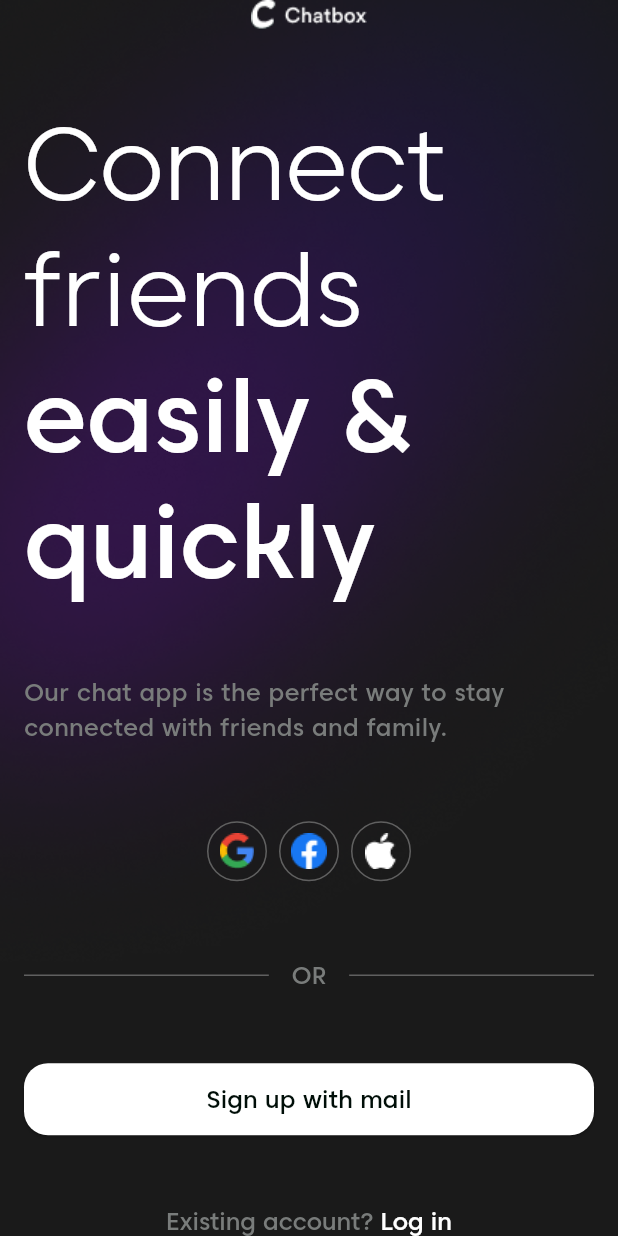
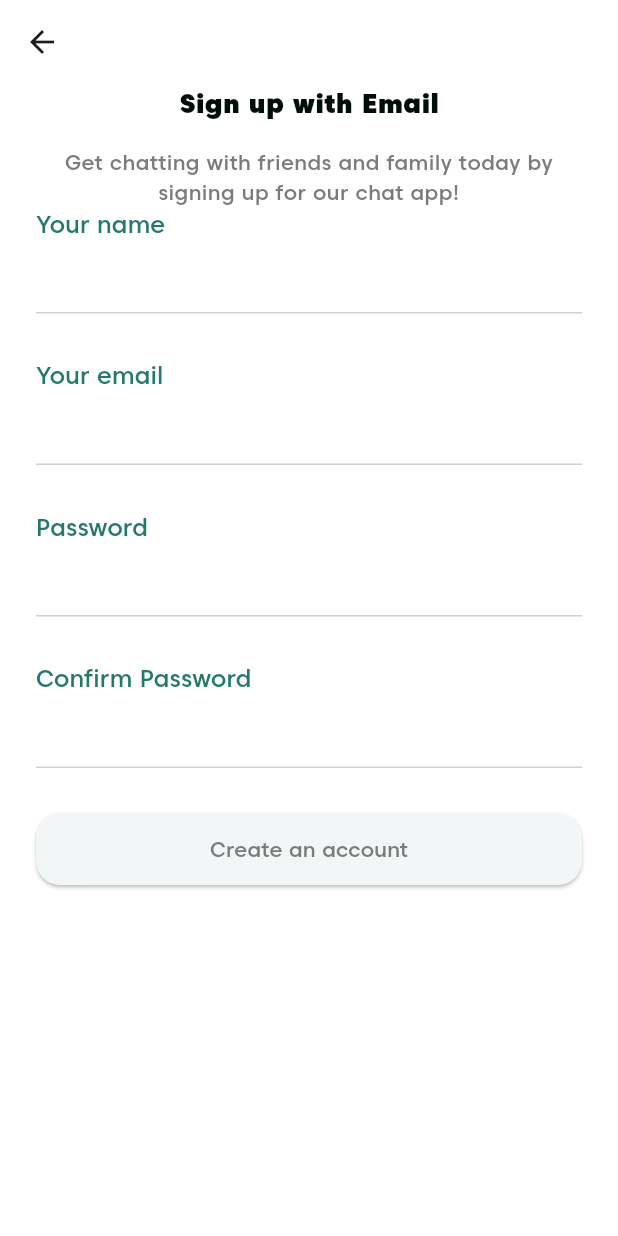
Before and after one commit to htpit1106/Chat-Box-App, a Flutter app: the screen it shows after launch, after a tap on "Sign up with mail", on a phone screen of 412 x 824 dp. Run offline on Flutter 3.47's test engine with Material 3 defaults, Android fonts, the phone set to English and light mode, and no system bars; our stand-ins replace equatable, firebase_core, flutter_bloc, flutter_secure_storage, flutter_svg, go_router and 2 more; missing offline and left inert: dart:ffi; accounts and stored records are empty.

```diff
--- a/lib/core/constants/ui_constants.dart
+++ b/lib/core/constants/ui_constants.dart
@@ -15,7 +15,8 @@ class UiConstants {
   EdgeInsets.symmetric(horizontal: paddingSmall);
   static const EdgeInsets horizontalPaddingMedium =
   EdgeInsets.symmetric(horizontal: paddingMedium);
-
+  static const EdgeInsets horizontalPaddingLarge =
+  EdgeInsets.symmetric(horizontal: paddingLarge);
   static const EdgeInsets allPaddingMedium = EdgeInsets.all(paddingMedium);
   static const EdgeInsets allPaddingSmall = EdgeInsets.all(paddingSmall);
 
--- a/lib/core/theme/app_colors.dart
+++ b/lib/core/theme/app_colors.dart
@@ -40,6 +40,6 @@ class AppColors {
 
   /// button
   static const Color buttonGreen = Color(0xFF20A090);
-  static const Color buttonGray = tertiary;
+  static const Color buttonLightGray = Color(0xFFF3F6F6);
 
 }
--- a/lib/core/theme/app_theme.dart
+++ b/lib/core/theme/app_theme.dart
@@ -14,7 +14,7 @@ class AppThemes {
       fontFamily: _font,
       scaffoldBackgroundColor: AppColors.backgroundLight,
       textTheme: TextTheme(
-          labelLarge: AppTextStyle.primary.s16.bold
+          labelLarge: AppTextStyle.primary.s16.w500
       ),
       inputDecorationTheme: InputDecorationTheme(
         enabledBorder: UnderlineInputBorder(
@@ -24,6 +24,10 @@ class AppThemes {
           borderSide: BorderSide(color: AppColors.primary, width: 1),
         ),
       ),
+      appBarTheme: AppBarTheme(
+        backgroundColor: AppColors.backgroundLight,
+        elevation: 0,
+      )
     );
   }
 
--- /dev/null
+++ b/lib/core/utils/app_validator.dart
@@ -0,0 +1,37 @@
+class AppValidator {
+  AppValidator._();
+
+  static String? validateEmpty(String? value) {
+    if (value == null || value.trim().isEmpty) {
+      return "This field is required";
+    }
+    return null;
+  }
+
+  static String? validateEmail(String? value) {
+    if (value == null || value.trim().isEmpty) {
+      return "Please enter your email";
+    } else if (!RegExp(r'^[\w-\.]+@([\w-]+\.)+[\w-]{2,4}$').hasMatch(value)) {
+      return "Please enter a valid email";
+    }
+    return null;
+  }
+
+  static String? validateMobile(String? value) {
+    if (value == null || value.trim().isEmpty) {
+      return "Please enter your mobile number";
+    } else if (!RegExp(r'^[0-9]{10}$').hasMatch(value)) {
+      return "Please enter a valid mobile number";
+    }
+    return null;
+  }
+
+  static String? validateConfirmPassword(String? value, String? confirmPassword) {
+    if (value == null || value.trim().isEmpty) {
+      return "Please enter your password";
+    } else if (value != confirmPassword) {
+      return "Password mismatch";
+    }
+    return null;
+  }
+}
--- a/lib/core/widgets/button/app_social_button.dart
+++ b/lib/core/widgets/button/app_social_button.dart
@@ -1,3 +1,4 @@
+import 'package:chatbox/core/extensions/num_extension.dart';
 import 'package:chatbox/core/theme/app_colors.dart';
 import 'package:chatbox/core/widgets/image/app_asets_image.dart';
 import 'package:flutter/material.dart';
@@ -6,18 +7,26 @@ class AppSocialButton extends StatelessWidget {
   final String iconPath;
   final VoidCallback? onPressed;
   final Color? colorBorder;
+  final Color? colorIcon;
 
-  const AppSocialButton({super.key, required this.iconPath, this.onPressed, this.colorBorder});
+  const AppSocialButton({
+    super.key,
+    required this.iconPath,
+    this.onPressed,
+    this.colorBorder,
+    this.colorIcon,
+  });
 
   @override
   Widget build(BuildContext context) {
     return IconButton(
       onPressed: onPressed,
-      icon: AppAssetImage(path: iconPath, size: const Size(24, 24)),
+      icon: AppAssetImage(path: iconPath, size: const Size(24, 24), colorIcon: colorIcon),
       style: IconButton.styleFrom(
+        padding: 10.paddingAll,
         shape: RoundedRectangleBorder(
           borderRadius: BorderRadius.circular(24),
-          side: BorderSide(color: colorBorder?? AppColors.borderBlack, width: 1)
+          side: BorderSide(color: colorBorder ?? AppColors.borderBlack, width: 1),
         ),
         backgroundColor: Colors.transparent,
       ),
--- a/lib/core/widgets/image/app_asets_image.dart
+++ b/lib/core/widgets/image/app_asets_image.dart
@@ -5,6 +5,7 @@ class AppAssetImage extends StatelessWidget {
   final Size? size;
   final BoxFit? fit;
   final Widget? placeholderImage;
+  final Color? colorIcon;
 
   const AppAssetImage({
     super.key,
@@ -12,6 +13,7 @@ class AppAssetImage extends StatelessWidget {
     this.size,
     this.fit,
     this.placeholderImage,
+    this.colorIcon
   });
 
   @override
@@ -24,6 +26,7 @@ class AppAssetImage extends StatelessWidget {
         return _buildPlaceHolderImage();
       },
       fit: fit,
+      color: colorIcon,
     );
   }
 
--- a/lib/core/widgets/text_field/app_label_text_field.dart
+++ b/lib/core/widgets/text_field/app_label_text_field.dart
@@ -1,4 +1,5 @@
-import 'package:chatbox/core/theme/app_text_style.dart';
+import 'dart:ffi';
+
 import 'package:flutter/material.dart';
 
 class AppLabelTextField extends StatelessWidget {
@@ -6,6 +7,9 @@ class AppLabelTextField extends StatelessWidget {
   final String hintText;
   final TextEditingController? controller;
   final bool obscureText;
+  // validator
+  final String? Function(String?)? validator;
+
 
   const AppLabelTextField({
     super.key,
@@ -13,6 +17,7 @@ class AppLabelTextField extends StatelessWidget {
     this.hintText = "",
     this.controller,
     this.obscureText = false,
+    this.validator,
   });
 
   @override
@@ -25,6 +30,7 @@ class AppLabelTextField extends StatelessWidget {
           controller: controller,
           obscureText: obscureText,
           decoration: InputDecoration(hintText: hintText),
+          validator: validator,
         ),
       ],
     );
--- /dev/null
+++ b/lib/features/auth/signup/sign_up_cubit.dart
@@ -0,0 +1,8 @@
+import 'package:chatbox/features/auth/signup/sign_up_navigator.dart';
+import 'package:chatbox/features/auth/signup/sign_up_state.dart';
+import 'package:flutter_bloc/flutter_bloc.dart';
+
+class SignUpCubit extends Cubit<SignUpState> {
+  final SignUpNavigator navigator;
+  SignUpCubit({required this.navigator}) : super(SignUpState());
+}
--- /dev/null
+++ b/lib/features/auth/signup/sign_up_navigator.dart
@@ -0,0 +1,5 @@
+import 'package:chatbox/core/base/base_navigator.dart';
+
+class SignUpNavigator extends BaseNavigator {
+  SignUpNavigator({required super.context});
+}
--- /dev/null
+++ b/lib/features/auth/signup/sign_up_page.dart
@@ -0,0 +1,131 @@
+import 'package:chatbox/core/constants/ui_constants.dart';
+import 'package:chatbox/core/theme/app_colors.dart';
+import 'package:chatbox/core/theme/app_text_style.dart';
+import 'package:chatbox/core/utils/app_validator.dart';
+import 'package:chatbox/core/widgets/button/app_text_button.dart';
+import 'package:chatbox/core/widgets/text_field/app_label_text_field.dart';
+import 'package:flutter/material.dart';
+import 'package:flutter_bloc/flutter_bloc.dart';
+
+import 'sign_up_cubit.dart';
+import 'sign_up_navigator.dart';
+
+class SignUpPage extends StatelessWidget {
+  const SignUpPage({super.key});
+
+  @override
+  Widget build(BuildContext context) {
+    return BlocProvider<SignUpCubit>(
+      create: (context) => SignUpCubit(navigator: SignUpNavigator(context: context)),
+      child: const SignUpPageChild(),
+    );
+  }
+}
+
+class SignUpPageChild extends StatefulWidget {
+  const SignUpPageChild({super.key});
+
+  @override
+  State<SignUpPageChild> createState() => _SignUpPageChildState();
+}
+
+class _SignUpPageChildState extends State<SignUpPageChild> {
+  late final SignUpCubit _cubit;
+  final _formKey = GlobalKey<FormState>();
+  late TextEditingController _nameController;
+  late TextEditingController _emailController;
+  late TextEditingController _passwordController;
+  late TextEditingController _confirmPasswordController;
+
+  @override
+  void initState() {
+    super.initState();
+    _cubit = BlocProvider.of<SignUpCubit>(context);
+    _nameController = TextEditingController();
+    _emailController = TextEditingController();
+    _passwordController = TextEditingController();
+    _confirmPasswordController = TextEditingController();
+  }
+
+  @override
+  void dispose() {
+    super.dispose();
+    _nameController.dispose();
+    _emailController.dispose();
+    _passwordController.dispose();
+    _confirmPasswordController.dispose();
+  }
+
+  @override
+  Widget build(BuildContext context) {
+    return Scaffold(
+      appBar: AppBar(
+        title: Icon(Icons.arrow_back),
+        centerTitle: false,
+        automaticallyImplyLeading: false,
+      ),
+      body: Padding(
+        padding: UiConstants.horizontalPaddingLarge,
+        child: SingleChildScrollView(
+          child: Column(
+            mainAxisAlignment: MainAxisAlignment.spaceEvenly,
+            children: [_buildHeader(), _buildSignUpForm()],
+          ),
+        ),
+      ),
+    );
+  }
+
+  Widget _buildHeader() {
+    return Column(
+      spacing: 16,
+      children: [
+        Text("Sign up with Email", style: AppTextStyle.black.s18.bold),
+        Text(
+          "Get chatting with friends and family today by signing up for our chat app!",
+          textAlign: TextAlign.center,
+          style: AppTextStyle.gray.s14,
+        ),
+      ],
+    );
+  }
+
+  Widget _buildSignUpForm() {
+    return Form(
+      key: _formKey,
+      child: Column(
+        spacing: 30,
+        children: [
+          AppLabelTextField(
+            label: "Your name",
+            controller: _nameController,
+            validator: AppValidator.validateEmpty,
+          ),
+          AppLabelTextField(label: "Your email", controller: _emailController),
+          AppLabelTextField(
+            label: "Password",
+            controller: _passwordController,
+            obscureText: true,
+          ),
+          AppLabelTextField(
+            label: "Confirm Password",
+            controller: _confirmPasswordController,
+            obscureText: true,
+          ),
+          AppTextButton(
+            text: "Create an account",
+            onPressed: () {
+              if (_formKey.currentState!.validate()) {
+                print("Sign up");
+              }
+            },
+            color: AppColors.buttonLightGray,
+            textStyle: AppTextStyle.gray.s14.w500,
+          )
+        ],
+      ),
+    );
+  }
+
+
+}
--- /dev/null
+++ b/lib/features/auth/signup/sign_up_state.dart
@@ -0,0 +1,6 @@
+import 'package:equatable/equatable.dart';
+
+class SignUpState extends Equatable {
+  @override
+  List<Object?> get props => [];
+}
--- a/lib/features/intro/onboarding/onboarding_page.dart
+++ b/lib/features/intro/onboarding/onboarding_page.dart
@@ -1,14 +1,13 @@
 import 'package:chatbox/core/constants/asset_constants.dart';
 import 'package:chatbox/core/constants/ui_constants.dart';
-import 'package:chatbox/core/theme/app_colors.dart';
 import 'package:chatbox/core/theme/app_text_style.dart';
-import 'package:chatbox/core/widgets/button/app_social_button.dart';
 import 'package:chatbox/core/widgets/button/app_text_button.dart';
 import 'package:flutter/material.dart';
 import 'package:flutter_bloc/flutter_bloc.dart';
-
 import 'onboarding_cubit.dart';
 import 'onboarding_navigator.dart';
+import 'widget/or_divider.dart';
+import 'widget/social_login_button.dart';
 
 class OnboardingPage extends StatelessWidget {
   const OnboardingPage({super.key});
@@ -70,8 +69,11 @@ class _OnboardingPageChildState extends State<OnboardingPageChild> {
                   "Our chat app is the perfect way to stay connected with friends and family.",
                   style: AppTextStyle.gray.s16,
                 ),
-                _socialLoginRow(),
-                _orDivider(),
+
+
+
+                SocialLoginButton(),
+                OrDivider(),
                 AppTextButton(
                   text: "Sign up with mail",
                   textStyle: AppTextStyle.black.s16.w500,
@@ -101,36 +103,5 @@ class _OnboardingPageChildState extends State<OnboardingPageChild> {
     );
   }
 
-  Row _socialLoginRow() {
-    return Row(
-      mainAxisAlignment: MainAxisAlignment.center,
-      children: [
-        AppSocialButton(
-          iconPath: AssetConstants.google,
-          onPressed: () {},
-          colorBorder: AppColors.borderSilverGray,
-        ),
-        AppSocialButton(
-          iconPath: AssetConstants.facebook,
-          onPressed: () {},
-          colorBorder: AppColors.borderSilverGray,
-        ),
-        AppSocialButton(
-          iconPath: AssetConstants.twitter,
-          onPressed: () {},
-          colorBorder: AppColors.borderSilverGray,
-        ),
-      ],
-    );
-  }
 
-  Row _orDivider() {
-    return Row(
-      children: [
-        Expanded(child: Divider(color: AppColors.borderSilverGray)),
-        Text("   OR   ", style: AppTextStyle.gray.s16.w500),
-        Expanded(child: Divider(color: AppColors.borderSilverGray)),
-      ],
-    );
-  }
 }
--- /dev/null
+++ b/lib/features/intro/onboarding/widget/or_divider.dart
@@ -0,0 +1,19 @@
+import 'package:chatbox/core/theme/app_colors.dart';
+import 'package:chatbox/core/theme/app_text_style.dart';
+import 'package:flutter/material.dart';
+
+class OrDivider extends StatelessWidget {
+  final Color? colorDivider;
+  const OrDivider({super.key, this.colorDivider = AppColors.divider});
+
+  @override
+  Widget build(BuildContext context) {
+    return  Row(
+      children: [
+        Expanded(child: Divider(color: colorDivider )),
+        Text("   OR   ", style: AppTextStyle.gray.s14.w300),
+        Expanded(child: Divider(color: colorDivider)),
+      ],
+    );
+  }
+}
--- /dev/null
+++ b/lib/features/intro/onboarding/widget/social_login_button.dart
@@ -0,0 +1,35 @@
+import 'package:chatbox/core/constants/asset_constants.dart';
+import 'package:chatbox/core/theme/app_colors.dart';
+import 'package:chatbox/core/widgets/button/app_social_button.dart';
+import 'package:flutter/material.dart';
+
+class SocialLoginButton extends StatelessWidget {
+  final Color? colorIconApple;
+  const SocialLoginButton({super.key, this.colorIconApple});
+
+  @override
+  Widget build(BuildContext context) {
+    return Row(
+      spacing: 10,
+      mainAxisAlignment: MainAxisAlignment.center,
+      children: [
+        AppSocialButton(
+          iconPath: AssetConstants.google,
+          onPressed: () {},
+          colorBorder: AppColors.borderSilverGray,
+        ),
+        AppSocialButton(
+          iconPath: AssetConstants.facebook,
+          onPressed: () {},
+          colorBorder: AppColors.borderSilverGray,
+        ),
+        AppSocialButton(
+          iconPath: AssetConstants.twitter,
+          onPressed: () {},
+          colorBorder: AppColors.borderSilverGray,
+          colorIcon: colorIconApple,
+        ),
+      ],
+    );;
+  }
+}
--- a/lib/navigation/app_router.dart
+++ b/lib/navigation/app_router.dart
@@ -1,7 +1,7 @@
+import 'package:chatbox/features/auth/signup/sign_up_page.dart';
 import 'package:chatbox/features/intro/splash_page.dart';
 import 'package:flutter/material.dart';
 import 'package:go_router/go_router.dart';
-
 import '../features/intro/onboarding/onboarding_page.dart';
 
 class AppRouter {
@@ -31,6 +31,8 @@ class AppRouter {
   static const String forgotPasswordRouteName = 'forgotPassword';
   static const String homeName = 'home';
 
+
+
   static final _routes = <RouteBase>[
     GoRoute(
       name: splashRouteName,
@@ -44,5 +46,7 @@ class AppRouter {
 
       builder: (context, state) => const OnboardingPage(),
     ),
+    GoRoute(path: _registerPath, name: registerRouteName, builder: (context, state)=> SignUpPage())
   ];
+
 }
--- a/pubspec.yaml
+++ b/pubspec.yaml
@@ -133,7 +133,7 @@ flutter:
         - asset: assets/fonts/cretype-Caros-Medium.otf
           weight: 500
         - asset: assets/fonts/cretype-Caros-Bold.otf
-          weight: 700
+          weight: 600
         - asset: assets/fonts/cretype-Caros-Black.otf
           weight: 900
 
```
Also changed, not shown: lib/features/auth/login/log_in_page.dart (added, +44 -0 lines).
